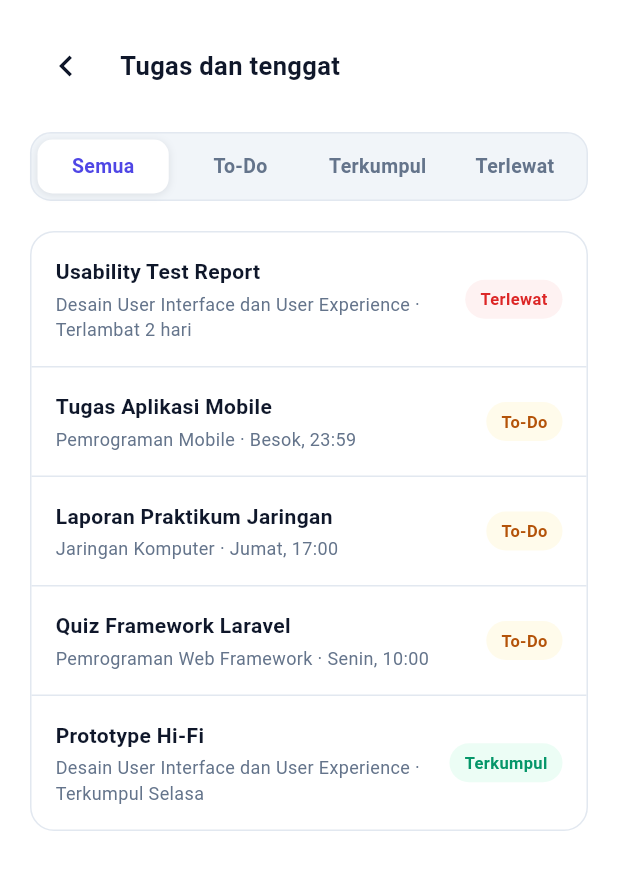
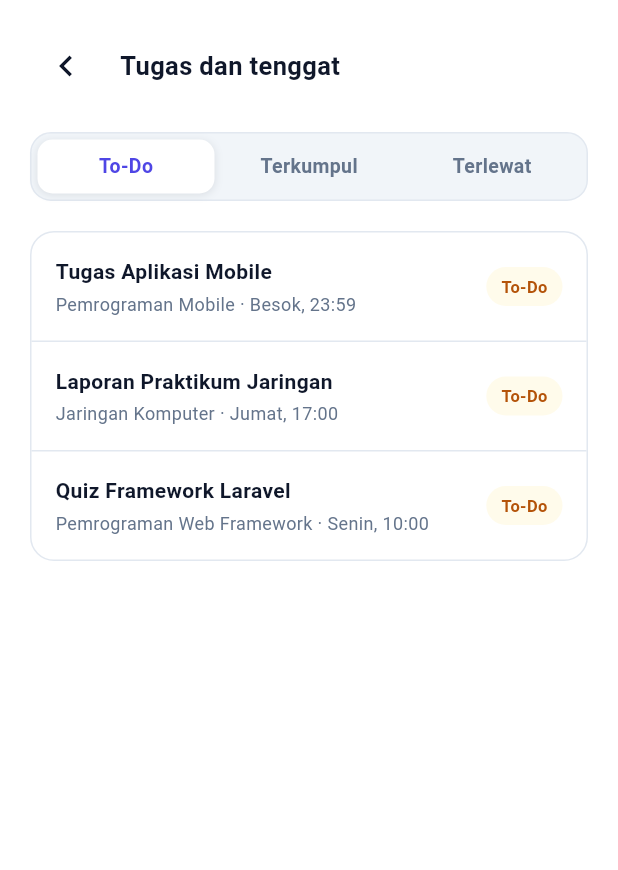
Before and after one commit to Azkiya-12/Gradia-PBL, a Flutter app: the TugasScreen screen opened directly, on a phone screen of 412 x 824 dp. Shown: the top 870 px of the screen. Run offline on Flutter 3.47's test engine with Material 3 defaults, Android fonts, the phone set to English and light mode, and no system bars; our stand-ins replace connectivity_plus, drift, drift_flutter, flutter_secure_storage, shared_preferences; accounts and stored records are empty; generated files the repository leaves out were written again.

Commit message:
pembaruan tugas

```diff
--- a/mahasiswa/lib/screens/akademik/tugas_screen.dart
+++ b/mahasiswa/lib/screens/akademik/tugas_screen.dart
@@ -10,17 +10,16 @@ class TugasScreen extends StatefulWidget {
 }
 
 class _TugasScreenState extends State<TugasScreen> {
-  static const _primary = Color(0xFF4F46E5);
   static const _dark = Color(0xFF0F172A);
   static const _grey = Color(0xFF64748B);
   static const _border = Color(0xFFE2E8F0);
 
   static const bool _tampilkanKosong = false;
 
-  String _selectedFilter = 'Semua';
+  // Tab "Semua" sudah dihapus. Tab awal: To-Do.
+  String _selectedFilter = 'To-Do';
 
   static const List<String> _filters = [
-    'Semua',
     'To-Do',
     'Terkumpul',
     'Terlewat',
@@ -61,7 +60,6 @@ class _TugasScreenState extends State<TugasScreen> {
 
   List<_Tugas> get _filtered {
     final all = _tampilkanKosong ? const <_Tugas>[] : _semuaTugas;
-    if (_selectedFilter == 'Semua') return all;
     return all.where((t) => t.status == _selectedFilter).toList();
   }
 
@@ -134,7 +132,17 @@ class _TugasScreenState extends State<TugasScreen> {
 
               Expanded(
                 child: items.isEmpty
-                    ? _TugasKosong(onLihatEvaluasiAI: widget.onLihatEvaluasiAI)
+                    // "Semua tugas beres" hanya cocok untuk tab To-Do
+                    ? (_selectedFilter == 'To-Do'
+                        ? _TugasKosong(
+                            onLihatEvaluasiAI: widget.onLihatEvaluasiAI,
+                          )
+                        : const Center(
+                            child: Text(
+                              'Belum ada tugas di kategori ini.',
+                              style: TextStyle(fontSize: 13, color: _grey),
+                            ),
+                          ))
                     : SingleChildScrollView(
                         child: Container(
                           width: double.infinity,
@@ -269,13 +277,12 @@ class _FilterTab extends StatelessWidget {
   @override
   Widget build(BuildContext context) {
     return GestureDetector(
-      behavior: HitTestBehavior.opaque, // <-- tambahan 1
+      behavior: HitTestBehavior.opaque,
       onTap: onTap,
       child: Container(
         height: 36,
         alignment: Alignment.center,
         decoration: BoxDecoration(
-          // <-- tambahan 2: ganti Colors.transparent
           color: active ? Colors.white : const Color(0x00FFFFFF),
           borderRadius: BorderRadius.circular(10),
           boxShadow: active
```
